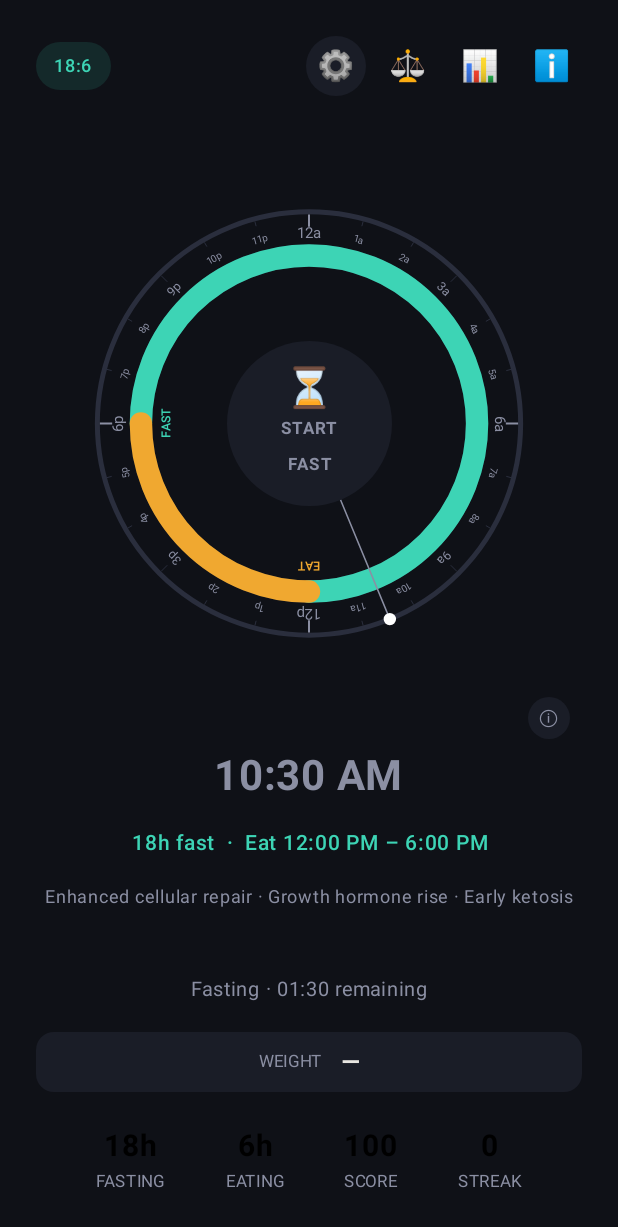
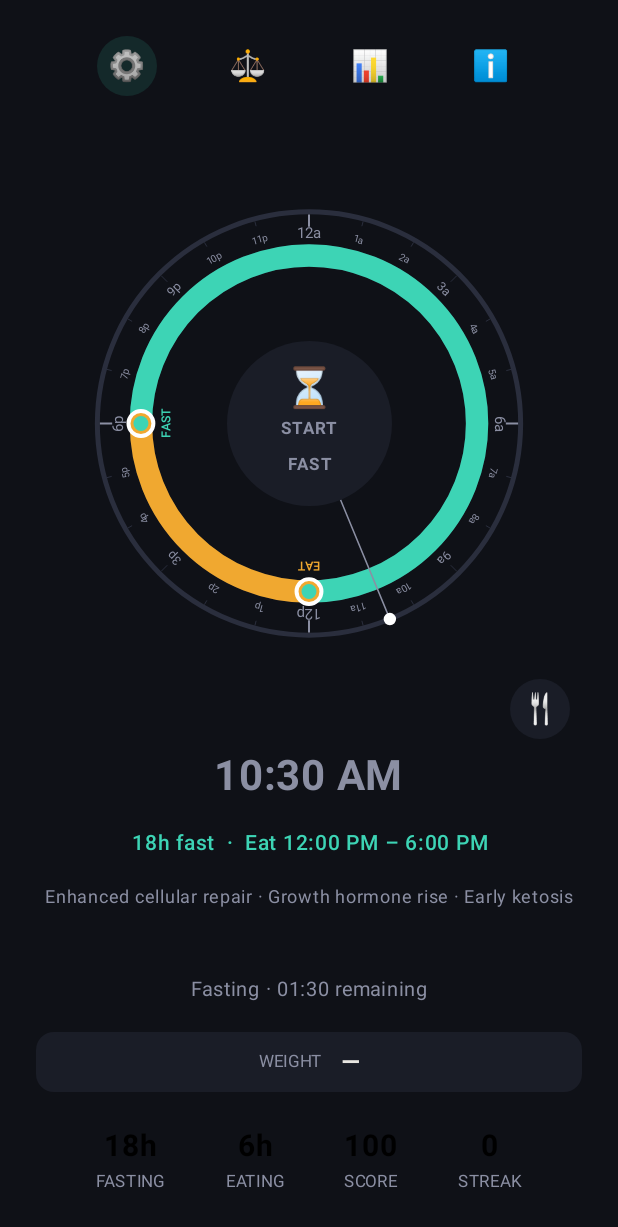
Before and after one commit to chrisws/fast-clock, an Android app built with Jetpack Compose: the screen it shows after launch (MainActivity), after a tap on an icon or button, on a phone screen of 412 x 824 dp. Shown: the top 1227 px of the screen. Run offline under Robolectric (Android 15) with nearby library versions, the phone set to English and light mode, and no system bars; 1 other tap on this screen came first.

Commit message:
Fix display issues

```diff
--- a/android/app/src/main/java/com/fastclock/ui/FastClockScreen.kt
+++ b/android/app/src/main/java/com/fastclock/ui/FastClockScreen.kt
@@ -54,7 +54,6 @@ fun FastClockScreen(state: FastState, onStateChange: (FastState) -> Unit) {
     var showWeighIn by remember { mutableStateOf(false) }
     var showEatCard by remember { mutableStateOf(false) }
     var showHistory by remember { mutableStateOf(false) }
-    var showProtocolInfo by remember { mutableStateOf(false) }
     var showAbout by remember { mutableStateOf(false) }
     var setupMode by remember { mutableStateOf(false) }
     var timeString by remember { mutableStateOf("") }
@@ -100,7 +99,6 @@ fun FastClockScreen(state: FastState, onStateChange: (FastState) -> Unit) {
                 onStateChange = onStateChange,
                 onWeighIn = { showWeighIn = true },
                 onHistory = { showHistory = true },
-                onProtocolInfo = { showProtocolInfo = true },
                 onAbout = { showAbout = true },
                 setupMode = setupMode,
                 onToggleSetup = { setupMode = !setupMode }
@@ -183,18 +181,6 @@ fun FastClockScreen(state: FastState, onStateChange: (FastState) -> Unit) {
             )
         }
 
-        // ── Protocol info popup ──
-        if (showProtocolInfo) {
-            ProtocolInfoDialog(
-                protocol = state.protocol,
-                fastHours = p.fastHours,
-                eatHours = p.eatHours,
-                eatStart = p.eatStart,
-                eatEnd = p.eatEnd,
-                onDismiss = { showProtocolInfo = false }
-            )
-        }
-
         // ── About dialog ──
         if (showAbout) {
             AboutDialog(
@@ -212,34 +198,15 @@ private fun TopBar(
     onStateChange: (FastState) -> Unit,
     onWeighIn: () -> Unit,
     onHistory: () -> Unit,
-    onProtocolInfo: () -> Unit,
     onAbout: () -> Unit,
     setupMode: Boolean,
     onToggleSetup: () -> Unit
 ) {
     Row(
         modifier = Modifier.fillMaxWidth(),
-        horizontalArrangement = Arrangement.SpaceBetween,
+        horizontalArrangement = Arrangement.SpaceEvenly,
         verticalAlignment = Alignment.CenterVertically
     ) {
-        // Protocol badge (tap for info)
-        Box(
-            modifier = Modifier
-                .background(Accent2Dim, RoundedCornerShape(20.dp))
-                .clickable { onProtocolInfo() }
-                .padding(horizontal = 12.dp, vertical = 4.dp)
-        ) {
-            Text(
-                text = if (state.protocol == Protocol.CUSTOM)
-                    "${state.customEatStart}:${state.customEatEnd}"
-                else state.protocol.label,
-                fontSize = 12.sp,
-                fontWeight = FontWeight.Medium,
-                color = Accent2
-            )
-        }
-
-        Row(horizontalArrangement = Arrangement.spacedBy(8.dp)) {
         // Setup mode toggle (gear icon)
         Box(
             modifier = Modifier
@@ -273,7 +240,6 @@ private fun TopBar(
             contentAlignment = Alignment.Center
         ) {
             Text(text = "\u2139\uFE0F", fontSize = 20.sp)
-            }
         }
     }
 }
@@ -389,12 +355,12 @@ private fun ClockArea(
             modifier = Modifier
                 .align(Alignment.BottomEnd)
                 .padding(bottom = 8.dp, end = 8.dp)
-                .size(28.dp)
+                .size(40.dp)
                 .background(Surface, CircleShape)
                 .clickable { onToggleEatCard() },
             contentAlignment = Alignment.Center
         ) {
-            Text(text = "\u24D8", fontSize = 14.sp, color = TextMuted)
+            Text(text = "\uD83C\uDF74", fontSize = 20.sp, color = TextMuted)
         }
     }
 }
@@ -582,6 +548,18 @@ private fun EatWindowCard(
 
             Spacer(modifier = Modifier.height(12.dp))
 
+            // Protocol guidance
+            Text(
+                text = "Stay within this window for your best daily score. " +
+                        "Fasting shifts your body to fat burning and cellular cleanup.",
+                fontSize = 12.sp,
+                color = TextMuted,
+                textAlign = TextAlign.Center,
+                lineHeight = 17.sp
+            )
+
+            Spacer(modifier = Modifier.height(6.dp))
+
             // Fasting guidance (migrated from ProtocolPanel)
             Text(
                 text = "Water, black coffee, and plain tea are fine during your fast. " +
@@ -659,47 +637,6 @@ private fun statusText(
 }
 
 
-// ── Protocol info popup ──
-
-@Composable
-private fun ProtocolInfoDialog(
-    protocol: Protocol,
-    fastHours: Int,
-    eatHours: Int,
-    eatStart: Int,
-    eatEnd: Int,
-    onDismiss: () -> Unit
-) {
-    Box(
-        modifier = Modifier.fillMaxSize()
-            .background(Bg.copy(alpha = 0.7f))
-            .clickable { onDismiss() },
-        contentAlignment = Alignment.Center
-    ) {
-        Column(
-            modifier = Modifier.fillMaxWidth()
-                .padding(horizontal = 32.dp)
-                .background(Surface, RoundedCornerShape(16.dp))
-                .padding(24.dp),
-            horizontalAlignment = Alignment.CenterHorizontally
-        ) {
-            Text("${fmtHour(eatStart)} \u2013 ${fmtHour(eatEnd)}", fontSize = 28.sp, fontWeight = FontWeight.Bold, color = Accent2)
-            Spacer(modifier = Modifier.height(4.dp))
-            Text("eating window", fontSize = 13.sp, color = TextMuted)
-            Spacer(modifier = Modifier.height(12.dp))
-            Text("${fastHours}h fasting \u00B7 ${eatHours}h eating", fontSize = 14.sp, color = TextMuted)
-            Spacer(modifier = Modifier.height(8.dp))
-            Text(
-                "Stay within this window for your best daily score. " +
-                "Fasting shifts your body to fat burning and cellular cleanup.",
-                fontSize = 12.sp, color = TextMuted, textAlign = TextAlign.Center, lineHeight = 17.sp
-            )
-            Spacer(modifier = Modifier.height(12.dp))
-            Text("Tap outside to close", fontSize = 11.sp, color = TextMuted)
-        }
-    }
-}
-
 // ── About dialog ──
 
 @Composable
```
Also changed, not shown: 4 other files. Lines whose indentation alone changed are shown as unchanged.
